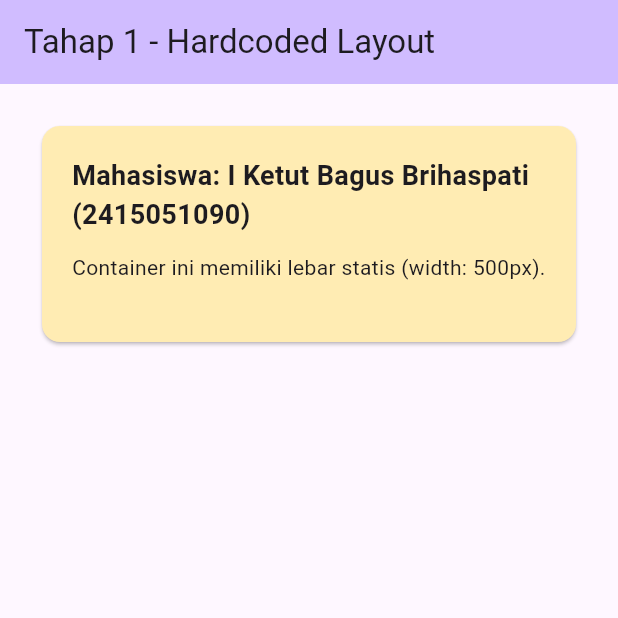
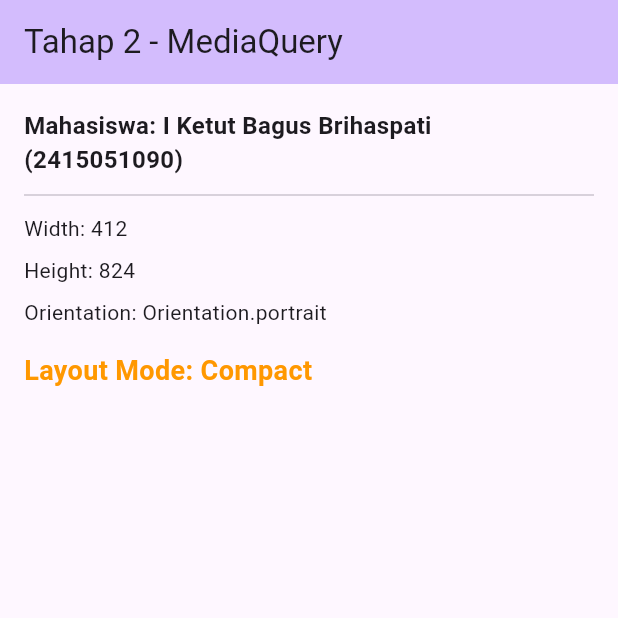
Before and after one commit to bagusbrihaspati/praktikum_5_course_explorer, a Flutter app: the screen it shows after launch, on a phone screen of 412 x 824 dp, the top half of it. Run offline on Flutter 3.47's test engine with Material 3 defaults, Android fonts, the phone set to English and light mode, and no system bars.

Commit message:
Tahap 2: Implementasi MediaQuery

```diff
--- a/lib/main.dart
+++ b/lib/main.dart
@@ -14,56 +14,70 @@ class MyApp extends StatelessWidget {
   @override
   Widget build(BuildContext context) {
     return MaterialApp(
-      title: 'Tahap 1 - Responsive Problem',
+      title: 'Tahap 2 - MediaQuery',
       debugShowCheckedModeBanner: false,
       theme: ThemeData(
         colorScheme: ColorScheme.fromSeed(seedColor: Colors.deepPurple),
         useMaterial3: true,
       ),
-      home: Scaffold(
+      home: const Tahap2Screen(),
+    );
+  }
+}
+
+class Tahap2Screen extends StatelessWidget {
+  const Tahap2Screen({super.key});
+
+  @override
+  Widget build(BuildContext context) {
+    // 1. Membaca properti MediaQuery
+    final size = MediaQuery.of(context).size;
+    final orientation = MediaQuery.of(context).orientation;
+
+    return Scaffold(
       appBar: AppBar(
-          title: const Text('Tahap 1 - Hardcoded Layout'),
+        title: const Text('Tahap 2 - MediaQuery'),
         backgroundColor: Theme.of(context).colorScheme.inversePrimary,
       ),
       body: Padding(
-          padding: const EdgeInsets.all(24.0),
+        padding: const EdgeInsets.all(16.0),
         child: Column(
           crossAxisAlignment: CrossAxisAlignment.start,
           children: [
-              Card(
-                color: Colors.amber.shade100,
-                child: Padding(
-                  padding: const EdgeInsets.all(20.0),
-                  child: Container(
-                    width: 500, // Ukuran statis (hard-coded)
-                    child: Column(
-                      crossAxisAlignment: CrossAxisAlignment.start,
-                      mainAxisSize: MainAxisSize.min,
-                      children: [
+            // Menampilkan Identitas Mahasiswa (Nama & NIM)
             Text(
               'Mahasiswa: $studentName ($studentId)',
               style: const TextStyle(
-                            fontSize: 18,
+                fontSize: 16,
                 fontWeight: FontWeight.bold,
               ),
             ),
-                        const SizedBox(height: 12),
-                        const Text(
-                          'Container ini memiliki lebar statis (width: 500px).\n',
-                          style: TextStyle(fontSize: 14),
-                        ),
-                      ],
-                    ),
-                  ),
+            const Divider(height: 24),
+
+            // Menampilkan data MediaQuery sesuai format modul
+            Text('Width: ${size.width.toStringAsFixed(0)}'),
+            const SizedBox(height: 8),
+            Text('Height: ${size.height.toStringAsFixed(0)}'),
+            const SizedBox(height: 8),
+            Text('Orientation: $orientation'),
+            const SizedBox(height: 16),
+
+            // Kondisi sederhana: width < 600 ? 'Compact' : 'Wide'
+            Text(
+              'Layout Mode: ${size.width < 600 ? 'Compact' : 'Wide'}',
+              style: TextStyle(
+                fontSize: 18,
+                fontWeight: FontWeight.bold,
+                color: size.width < 600 ? Colors.orange : Colors.green,
               ),
             ),
           ],
         ),
       ),
-      ),
     );
   }
 }
+
 class MyHomePage extends StatefulWidget {
   const MyHomePage({super.key, required this.title});
 
```
Lines whose indentation alone changed are shown as unchanged.
